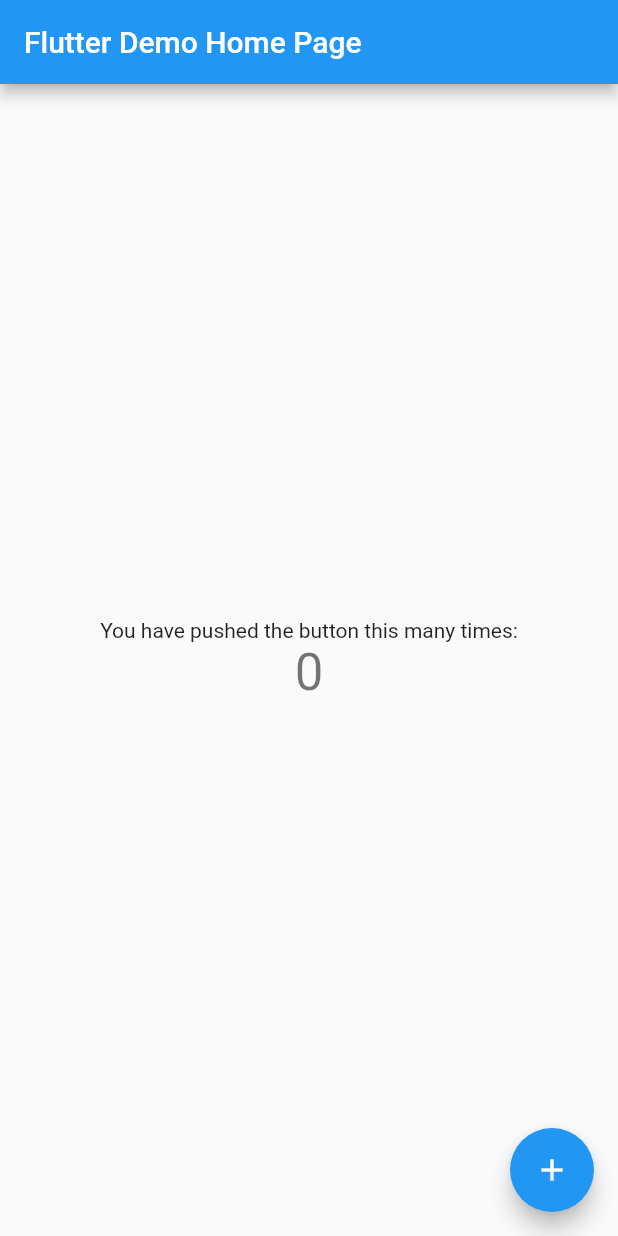
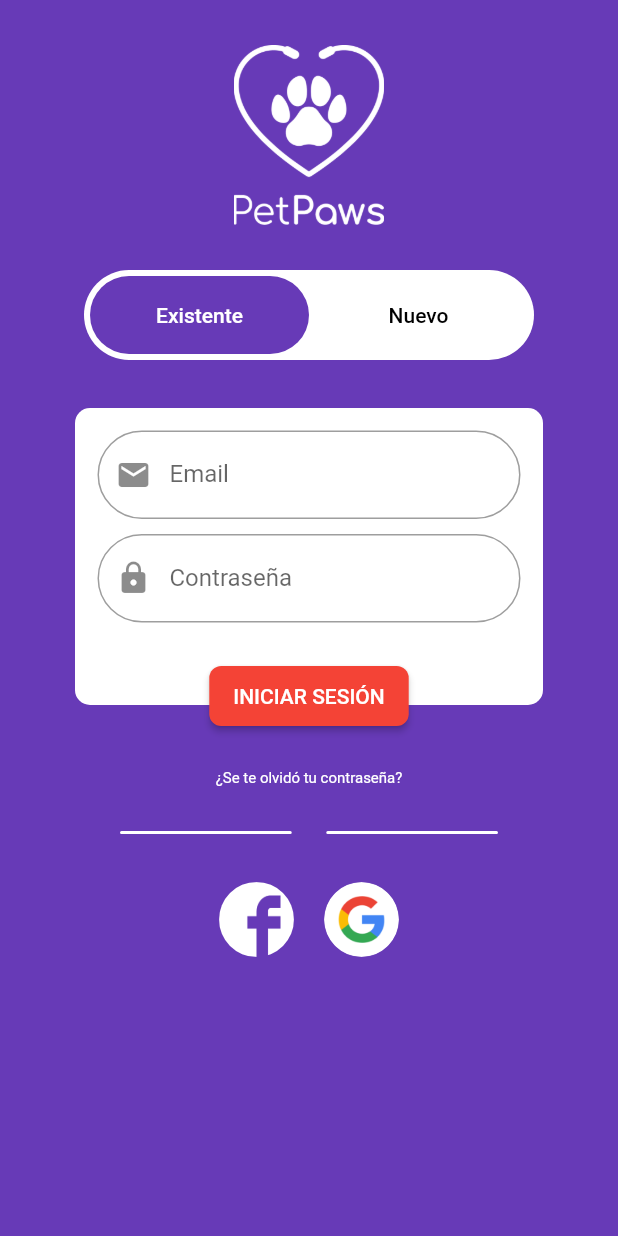
Before and after one commit to millemax/petpaws, a Flutter app: the screen it shows after launch, on a phone screen of 412 x 824 dp. Run offline on Flutter 3.47's test engine with Material 2 defaults, Android fonts, the phone set to English and light mode, and no system bars.

Commit message:
page login

```diff
--- a/lib/main.dart
+++ b/lib/main.dart
@@ -1,117 +1,18 @@
 import 'package:flutter/material.dart';
+import 'package:flutter/rendering.dart';
 
-void main() {
-  runApp(MyApp());
-}
+import 'pages/login_page.dart';
 
-class MyApp extends StatelessWidget {
-  // This widget is the root of your application.
+void main() => runApp(MiApp());
+
+class MiApp extends StatelessWidget {
   @override
   Widget build(BuildContext context) {
+    debugPaintSizeEnabled = false;
     return MaterialApp(
-      title: 'Flutter Demo',
-      theme: ThemeData(
-        // This is the theme of your application.
-        //
-        // Try running your application with "flutter run". You'll see the
-        // application has a blue toolbar. Then, without quitting the app, try
-        // changing the primarySwatch below to Colors.green and then invoke
-        // "hot reload" (press "r" in the console where you ran "flutter run",
-        // or simply save your changes to "hot reload" in a Flutter IDE).
-        // Notice that the counter didn't reset back to zero; the application
-        // is not restarted.
-        primarySwatch: Colors.blue,
-        // This makes the visual density adapt to the platform that you run
-        // the app on. For desktop platforms, the controls will be smaller and
-        // closer together (more dense) than on mobile platforms.
-        visualDensity: VisualDensity.adaptivePlatformDensity,
-      ),
-      home: MyHomePage(title: 'Flutter Demo Home Page'),
+      debugShowCheckedModeBanner: false,
+      title: "Mi app",
+      home: LoginPage(),
     );
   }
 }
-
-class MyHomePage extends StatefulWidget {
-  MyHomePage({Key key, this.title}) : super(key: key);
-
-  // This widget is the home page of your application. It is stateful, meaning
-  // that it has a State object (defined below) that contains fields that affect
-  // how it looks.
-
-  // This class is the configuration for the state. It holds the values (in this
-  // case the title) provided by the parent (in this case the App widget) and
-  // used by the build method of the State. Fields in a Widget subclass are
-  // always marked "final".
-
-  final String title;
-
-  @override
-  _MyHomePageState createState() => _MyHomePageState();
-}
-
-class _MyHomePageState extends State<MyHomePage> {
-  int _counter = 0;
-
-  void _incrementCounter() {
-    setState(() {
-      // This call to setState tells the Flutter framework that something has
-      // changed in this State, which causes it to rerun the build method below
-      // so that the display can reflect the updated values. If we changed
-      // _counter without calling setState(), then the build method would not be
-      // called again, and so nothing would appear to happen.
-      _counter++;
-    });
-  }
-
-  @override
-  Widget build(BuildContext context) {
-    // This method is rerun every time setState is called, for instance as done
-    // by the _incrementCounter method above.
-    //
-    // The Flutter framework has been optimized to make rerunning build methods
-    // fast, so that you can just rebuild anything that needs updating rather
-    // than having to individually change instances of widgets.
-    return Scaffold(
-      appBar: AppBar(
-        // Here we take the value from the MyHomePage object that was created by
-        // the App.build method, and use it to set our appbar title.
-        title: Text(widget.title),
-      ),
-      body: Center(
-        // Center is a layout widget. It takes a single child and positions it
-        // in the middle of the parent.
-        child: Column(
-          // Column is also a layout widget. It takes a list of children and
-          // arranges them vertically. By default, it sizes itself to fit its
-          // children horizontally, and tries to be as tall as its parent.
-          //
-          // Invoke "debug painting" (press "p" in the console, choose the
-          // "Toggle Debug Paint" action from the Flutter Inspector in Android
-          // Studio, or the "Toggle Debug Paint" command in Visual Studio Code)
-          // to see the wireframe for each widget.
-          //
-          // Column has various properties to control how it sizes itself and
-          // how it positions its children. Here we use mainAxisAlignment to
-          // center the children vertically; the main axis here is the vertical
-          // axis because Columns are vertical (the cross axis would be
-          // horizontal).
-          mainAxisAlignment: MainAxisAlignment.center,
-          children: <Widget>[
-            Text(
-              'You have pushed the button this many times:',
-            ),
-            Text(
-              '$_counter',
-              style: Theme.of(context).textTheme.headline4,
-            ),
-          ],
-        ),
-      ),
-      floatingActionButton: FloatingActionButton(
-        onPressed: _incrementCounter,
-        tooltip: 'Increment',
-        child: Icon(Icons.add),
-      ), // This trailing comma makes auto-formatting nicer for build methods.
-    );
-  }
-}
--- /dev/null
+++ b/lib/pages/login_page.dart
@@ -0,0 +1,407 @@
+import 'package:flutter/material.dart';
+
+class LoginPage extends StatefulWidget {
+  @override
+  _LoginPageState createState() => _LoginPageState();
+}
+
+class _LoginPageState extends State<LoginPage> {
+  //------declaramos variables para cambio de colores en botones
+  Color left = Colors.white;
+  Color right = Colors.black;
+
+  @override
+  Widget build(BuildContext context) {
+    return Scaffold(
+      backgroundColor: Colors.deepPurple,
+      body: SafeArea(
+        child: ListView(
+          children: [
+            Column(
+              children: [
+                logo(),
+                menuBar(),
+                Container(
+                    width: double.infinity,
+                    height: 700,
+                    child: PageView(
+                      //-------funcion para el controlde estados de estados
+                      onPageChanged: (i) {
+                        if (i == 0) {
+                          setState(() {
+                            right = Colors.black;
+                            left = Colors.white;
+                          });
+                        } else if (i == 1) {
+                          setState(() {
+                            right = Colors.white;
+                            left = Colors.black;
+                          });
+                        }
+                      },
+                      children: [
+                        ExistentePage(),
+                        NuevoPage(),
+                      ],
+                    )),
+              ],
+            )
+          ],
+        ),
+      ),
+    );
+  }
+
+//----------------------------------------Ordenando--.--------------------------------------------
+  Widget logo() {
+    return Container(
+      margin: EdgeInsets.only(top: 30, bottom: 30),
+      child: Row(
+        mainAxisAlignment: MainAxisAlignment.center,
+        children: [
+          Image.asset(
+            "assets/logoblanco.png",
+            height: 120,
+          ),
+        ],
+      ),
+    );
+  }
+
+//---------------------botones existente y nuevo-------
+  Widget menuBar() {
+    return Container(
+      height: 60,
+      width: 300,
+      padding: EdgeInsets.symmetric(horizontal: 4),
+      decoration: BoxDecoration(
+          color: Colors.white,
+          borderRadius: BorderRadius.all(
+            Radius.circular(30),
+          )),
+      child: Row(
+        children: [
+          Expanded(
+            child: FlatButton(
+              color: Colors.deepPurple,
+              shape: StadiumBorder(),
+              onPressed: () {},
+              child: Padding(
+                padding: EdgeInsets.symmetric(horizontal: 10, vertical: 18),
+                child: Text(
+                  "Existente",
+                  style: TextStyle(color: left),
+                ),
+              ),
+            ),
+          ),
+          Expanded(
+            child: FlatButton(
+              onPressed: () {},
+              child: Text(
+                "Nuevo",
+                style: TextStyle(
+                  color: right,
+                ),
+              ),
+            ),
+          ),
+        ],
+      ),
+    );
+  }
+}
+
+//--------definimos las clases de las paginas ------
+class ExistentePage extends StatelessWidget {
+  @override
+  Widget build(BuildContext context) {
+    return Container(
+      margin: EdgeInsets.only(top: 30),
+      width: double.infinity,
+      height: double.infinity,
+      child: Column(
+        children: [
+          campologin(),
+          textrecordarcontrasena(),
+          lineaOnlogin(),
+          iconlogin(),
+        ],
+      ),
+    );
+  }
+
+  Widget campologin() {
+    return Stack(
+      children: [
+        login(),
+        botonlogin(),
+      ],
+    );
+  }
+
+  Widget login() {
+    return Container(
+      margin: EdgeInsets.symmetric(horizontal: 50, vertical: 2),
+      padding: EdgeInsets.only(top: 15, left: 15, right: 15, bottom: 55),
+      decoration: BoxDecoration(
+        color: Colors.white,
+        borderRadius: BorderRadius.circular(10),
+      ),
+      child: Column(
+        mainAxisSize: MainAxisSize.min,
+        children: [
+          TextField(
+            keyboardType: TextInputType.emailAddress,
+            decoration: InputDecoration(
+              border: OutlineInputBorder(
+                borderRadius: BorderRadius.circular(40),
+              ),
+              prefixIcon: Icon(Icons.email),
+              labelText: "Email",
+              hintText: "Email",
+            ),
+          ),
+          SizedBox(height: 10),
+          TextField(
+            obscureText: true,
+            decoration: InputDecoration(
+              border:
+                  OutlineInputBorder(borderRadius: BorderRadius.circular(40)),
+              prefixIcon: Icon(Icons.lock),
+              labelText: "Contraseña",
+              hintText: "Contraseña",
+            ),
+          ),
+        ],
+      ),
+    );
+  }
+
+  Widget botonlogin() {
+    return Column(
+      mainAxisAlignment: MainAxisAlignment.end,
+      mainAxisSize: MainAxisSize.max,
+      children: [
+        SizedBox(
+          height: 170,
+        ),
+        Row(
+          mainAxisAlignment: MainAxisAlignment.center,
+          children: [
+            MaterialButton(
+              height: 40.0,
+              minWidth: 70.0,
+              color: Colors.red,
+              textColor: Colors.white,
+              child: Text("INICIAR SESIÓN"),
+              shape: RoundedRectangleBorder(
+                  borderRadius: BorderRadius.circular(8)),
+              onPressed: () {},
+            )
+          ],
+        ),
+      ],
+    );
+  }
+
+  Widget textrecordarcontrasena() {
+    return Column(
+      children: [
+        SizedBox(
+          height: 25,
+        ),
+        Text(
+          "¿Se te olvidó tu contraseña?",
+          style: TextStyle(color: Colors.white, fontSize: 10),
+        ),
+      ],
+    );
+  }
+
+  Widget lineaOnlogin() {
+    return Container(
+      margin: EdgeInsets.only(top: 30, bottom: 30),
+      height: 3,
+      width: 250,
+      child: CustomPaint(
+        painter: PaintLinea(),
+      ),
+    );
+  }
+
+  Widget iconlogin() {
+    return Row(
+      mainAxisAlignment: MainAxisAlignment.center,
+      children: [
+        SizedBox(
+          height: 25,
+        ),
+        Container(
+          width: 50,
+          height: 50,
+          decoration: BoxDecoration(
+              borderRadius: BorderRadius.circular(130),
+              image: DecorationImage(
+                  fit: BoxFit.cover, image: AssetImage("assets/fb-icon.png"))),
+        ),
+        SizedBox(width: 20),
+        Container(
+          width: 50,
+          height: 50,
+          decoration: BoxDecoration(
+              borderRadius: BorderRadius.circular(130),
+              image: DecorationImage(
+                  fit: BoxFit.cover,
+                  image: AssetImage("assets/google-icon.png"))),
+        ),
+      ],
+    );
+  }
+}
+
+//Creamos la clase pintlinea para dibujar la linea, hereda de CustomPinter
+
+class PaintLinea extends CustomPainter {
+  @override
+  //Metodo para definir la figura deseada
+  void paint(Canvas canvas, Size size) {
+    //crear objeto lapiz
+    final lapiz = new Paint();
+    lapiz.color = Colors.white;
+    //grosor de lapiz
+    lapiz.strokeWidth = 2;
+    //stroke para contorno/fill fondo
+    lapiz.style = PaintingStyle.stroke;
+    //redondear esquinas de lo que dibuja lapiz
+    lapiz.strokeCap = StrokeCap.round;
+
+    //dibujamoa la figura
+    final linealogin = new Path();
+
+    linealogin.lineTo(size.width * 0.45, 0);
+    linealogin.moveTo(size.width * 0.55, 0);
+    linealogin.lineTo(size.width, 0);
+
+    //fusionar lapiz y su funcion que le dimos
+    canvas.drawPath(linealogin, lapiz);
+  }
+
+  //En que casos se redibujara la figura
+  @override
+  bool shouldRepaint(PaintLinea oldDelegate) => false;
+}
+
+//---------------------creamoa la pagina registro de nuevo ususario----
+class NuevoPage extends StatelessWidget {
+  @override
+  Widget build(BuildContext context) {
+    return Container(
+      margin: EdgeInsets.only(top: 30),
+      width: double.infinity,
+      height: double.infinity,
+      child: Column(
+        children: [
+          campoRegistro(),
+        ],
+      ),
+    );
+  }
+
+  Widget campoRegistro() {
+    return Stack(
+      children: [
+        registro(),
+        botonRegistro(),
+      ],
+    );
+  }
+
+  registro() {
+    return Container(
+      margin: EdgeInsets.symmetric(horizontal: 50, vertical: 2),
+      padding: EdgeInsets.only(top: 15, left: 15, right: 15, bottom: 55),
+      decoration: BoxDecoration(
+        color: Colors.white,
+        borderRadius: BorderRadius.circular(10),
+      ),
+      child: Column(
+        mainAxisSize: MainAxisSize.min,
+        children: [
+          TextField(
+            keyboardType: TextInputType.name,
+            decoration: InputDecoration(
+              border: OutlineInputBorder(
+                borderRadius: BorderRadius.circular(40),
+              ),
+              prefixIcon: Icon(Icons.person_outline),
+              labelText: "Nombre",
+              hintText: "Nombre",
+            ),
+          ),
+          SizedBox(height: 10),
+          TextField(
+            keyboardType: TextInputType.emailAddress,
+            decoration: InputDecoration(
+              border:
+                  OutlineInputBorder(borderRadius: BorderRadius.circular(40)),
+              prefixIcon: Icon(Icons.email),
+              labelText: "Email",
+              hintText: "Email",
+            ),
+          ),
+          SizedBox(height: 10),
+          TextField(
+            obscureText: true,
+            decoration: InputDecoration(
+              border: OutlineInputBorder(
+                borderRadius: BorderRadius.circular(40),
+              ),
+              prefixIcon: Icon(Icons.lock_outline),
+              labelText: "Contraseña",
+              hintText: "Contraseña",
+            ),
+          ),
+          SizedBox(height: 10),
+          TextField(
+            obscureText: true,
+            decoration: InputDecoration(
+              border:
+                  OutlineInputBorder(borderRadius: BorderRadius.circular(40)),
+              prefixIcon: Icon(Icons.lock_outline),
+              labelText: "Contraseña",
+              hintText: "Contraseña",
+            ),
+          ),
+        ],
+      ),
+    );
+  }
+
+  botonRegistro() {
+    return Column(
+      mainAxisAlignment: MainAxisAlignment.end,
+      mainAxisSize: MainAxisSize.max,
+      children: [
+        SizedBox(
+          height: 310,
+        ),
+        Row(
+          mainAxisAlignment: MainAxisAlignment.center,
+          children: [
+            MaterialButton(
+              height: 40.0,
+              minWidth: 70.0,
+              color: Colors.red,
+              textColor: Colors.white,
+              child: Text("INICIAR SESIÓN"),
+              shape: RoundedRectangleBorder(
+                  borderRadius: BorderRadius.circular(8)),
+              onPressed: () {},
+            )
+          ],
+        ),
+      ],
+    );
+  }
+}
--- a/pubspec.yaml
+++ b/pubspec.yaml
@@ -45,8 +45,8 @@
   uses-material-design: true
 
   # To add assets to your application, add an assets section, like this:
-  # assets:
-  #   - images/a_dot_burr.jpeg
+  assets:
+      - assets/
   #   - images/a_dot_ham.jpeg
 
   # An image asset can refer to one or more resolution-specific "variants", see
```
Also changed, not shown: assets/fb-icon.png (added), assets/google-icon.png (added), assets/logo2.png (added), assets/logoblanco.png (added), flutter_01.png (added), flutter_02.png (added), flutter_03.png (added), 1 other file.
